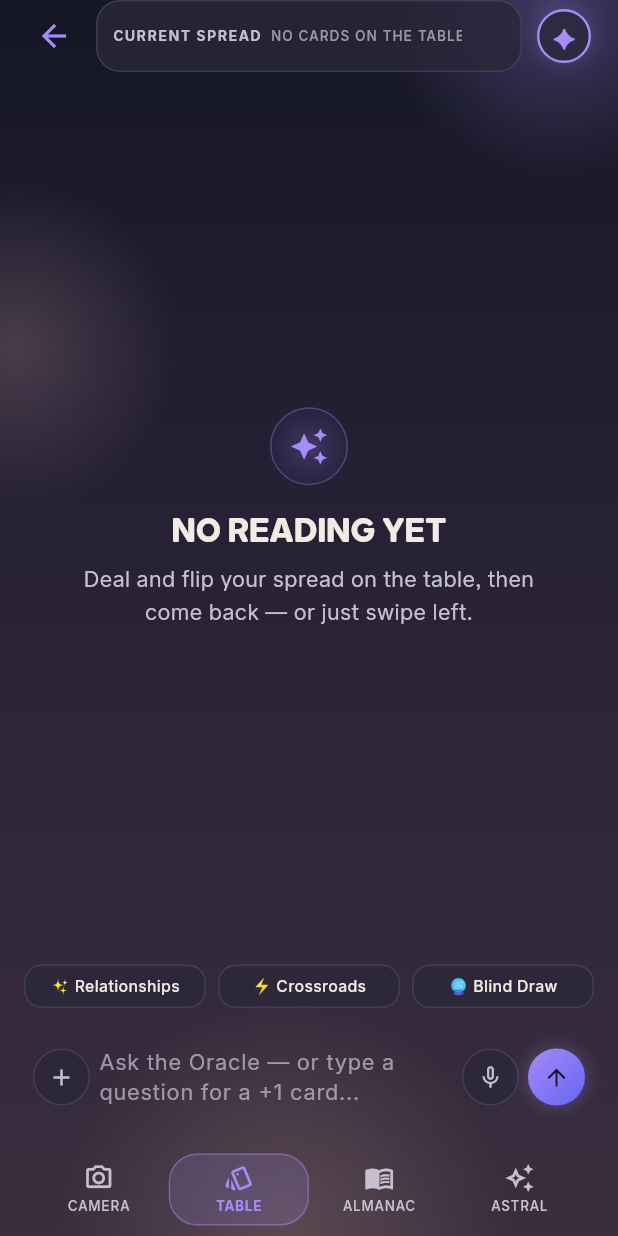
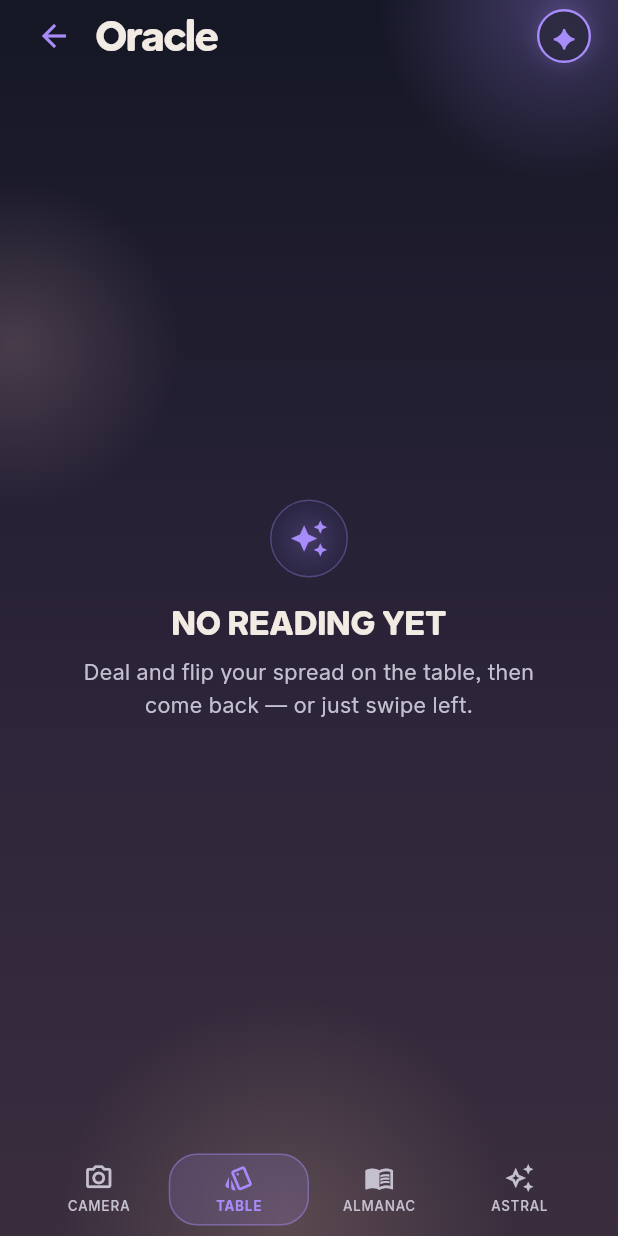
Before and after one commit to rodionvitenberg-ui/mindreader-flutter, a Flutter app: the screen it shows after launch, swiped to page 2, on a phone screen of 412 x 824 dp. Run offline on Flutter 3.47's test engine with Material 3 defaults, Android fonts, the phone set to English and light mode, and no system bars; our stand-ins replace camera, flutter_local_notifications, flutter_timezone, flutter_tts, google_fonts, image_picker and 3 more; missing offline and left inert: liquid_glass_renderer; project files that could hold a hidden picture were left out.

Commit message:
Separate Oracle preparation and conversation with a collapsible card rail

```diff
--- a/lib/core/l10n/app_strings.dart
+++ b/lib/core/l10n/app_strings.dart
@@ -209,6 +209,7 @@ class AppStrings {
       AppLanguage.en: 'No active transits for this day.',
       AppLanguage.ru: 'На этот день нет активных транзитов.',
     },
+    'header.oracle': {AppLanguage.en: 'Oracle', AppLanguage.ru: 'Оракул'},
     'header.almanac': {AppLanguage.en: 'Almanac', AppLanguage.ru: 'Альманах'},
     'header.profile': {AppLanguage.en: 'Profile', AppLanguage.ru: 'Профиль'},
 
--- a/lib/features/digital_table/oracle_chat_pane.dart
+++ b/lib/features/digital_table/oracle_chat_pane.dart
@@ -1,14 +1,10 @@
-import 'package:flutter/material.dart' hide Element;
+import 'package:flutter/material.dart';
 import 'package:flutter/services.dart';
 import 'package:provider/provider.dart';
 
 import '../../core/models/dealt_card_slot.dart';
-import '../../core/models/divination_card.dart';
-import '../../core/models/divination_system.dart';
-import '../../core/models/tarot_card_model.dart';
 import '../../core/services/oracle_synthesis_service.dart';
 import '../../core/services/oracle_voice_service.dart';
-import '../../core/theme/element_colors.dart';
 import '../../core/theme/app_typography.dart';
 import '../../design_system/taro.dart';
 import '../../state/oracle_session_controller.dart';
@@ -16,17 +12,16 @@ import '../../state/spread_controller.dart';
 import '../../state/synthesis_session.dart';
 import '../profile/widgets/profile_header.dart';
 import 'widgets/oracle_session_meta_bar.dart';
+import 'widgets/oracle_card_rail.dart';
 import 'widgets/reading_subject_toggle.dart';
 
-/// Pane 1 — ORACLE AI CHAT: a full-width Gemini-style conversation. The
-/// pinned spread header strip (mini card icons + elemental badges) sits on
-/// top and slides back to the Digital Table on tap; below it streams the
-/// structured synthesis, the AI-generated +1 Clarifier questions, the
-/// clarifier expansions and the free dialog.
+/// Preparation and conversation share the same Oracle session and header.
 class OracleChatPane extends StatefulWidget {
   const OracleChatPane({
     super.key,
     required this.session,
+    required this.inConversation,
+    required this.showReadingCards,
     required this.capsuleText,
     required this.onBackToTable,
     required this.onSynthesize,
@@ -37,6 +32,8 @@ class OracleChatPane extends StatefulWidget {
   });
 
   final OracleSessionController session;
+  final bool inConversation;
+  final bool showReadingCards;
 
   /// The shared input capsule's text — the `+1 CARD FOR MY QUESTION` chip
   /// reads the reader's own typed follow-up from it.
@@ -94,6 +91,7 @@ class _OracleChatPaneState extends State<OracleChatPane> {
     if (!mounted) return;
     _speakNewestAnswer();
     setState(() {});
+    if (!_scroll.hasClients) return;
     WidgetsBinding.instance.addPostFrameCallback((_) {
       if (_scroll.hasClients) {
         _scroll.jumpTo(_scroll.position.maxScrollExtent);
@@ -148,11 +146,6 @@ class _OracleChatPaneState extends State<OracleChatPane> {
   Widget build(BuildContext context) {
     final ctrl = context.watch<SpreadController>();
     final session = widget.session;
-    final hasContent =
-        session.generatingInitial ||
-        session.hasSynthesis ||
-        session.chapters.isNotEmpty ||
-        session.messages.isNotEmpty;
     return SafeArea(
       bottom: false,
       child: Column(
@@ -162,7 +155,7 @@ class _OracleChatPaneState extends State<OracleChatPane> {
               color: TaroColors.lavender,
               onPressed: widget.onBackToTable,
             ),
-            child: _SpreadHeaderStrip(ctrl: ctrl, onTap: widget.onBackToTable),
+            child: const ProfileHeaderTitle('header.oracle'),
           ),
           OracleSessionMetaBar(
             session: session,
@@ -170,7 +163,15 @@ class _OracleChatPaneState extends State<OracleChatPane> {
             onResumeCamera: widget.onResumeCamera,
           ),
           Expanded(
-            child: hasContent ? _chatStream(ctrl, session) : _emptyState(ctrl),
+            child: widget.inConversation
+                ? OracleMessageViewport(
+                    key: ValueKey(session.epoch),
+                    showCards:
+                        widget.showReadingCards &&
+                        ctrl.slots.any((slot) => slot.card != null),
+                    messages: _chatStream(ctrl, session),
+                  )
+                : _preparation(ctrl),
           ),
           // Suggested clarifier actions: a fixed footer of the chat pane
           // (Gemini-style suggestion chips) — always reachable, never
@@ -204,9 +205,6 @@ class _OracleChatPaneState extends State<OracleChatPane> {
 
   Widget _chatStream(SpreadController ctrl, SynthesisSession session) {
     final children = <Widget>[];
-    if (session.generatingInitial) {
-      children.add(_OracleResponse.typing('The Oracle is weaving the reading…'));
-    }
     if (session.hasSynthesis) {
       children.add(_SynthesisResponse(synthesis: session.initial!));
     }
@@ -262,8 +260,9 @@ class _OracleChatPaneState extends State<OracleChatPane> {
     );
   }
 
-  Widget _emptyState(SpreadController ctrl) {
+  Widget _preparation(SpreadController ctrl) {
     final ready = ctrl.canSynthesize;
+    final waiting = widget.session.generatingInitial;
     // Scrollable + centered: on a tall screen the empty state is vertically
     // centered, and on a short/landscape screen it scrolls instead of
     // overflowing the Column.
@@ -327,166 +326,40 @@ class _OracleChatPaneState extends State<OracleChatPane> {
                   ),
                   if (ready) ...[
                     const SizedBox(height: 18),
-                    const Padding(
-                      padding: EdgeInsets.only(bottom: 10),
-                      child: ReadingSubjectToggle(),
+                    ExcludeFocus(
+                      excluding: waiting,
+                      child: IgnorePointer(
+                        ignoring: waiting,
+                        child: const ReadingSubjectToggle(),
+                      ),
                     ),
                     const SizedBox(height: 14),
+                    if (widget.session.initialFailed)
+                      Padding(
+                        padding: const EdgeInsets.only(bottom: 10),
+                        child: Semantics(
+                          liveRegion: true,
+                          child: const Text(
+                            'The Oracle could not finish this reading. Try again.',
+                            textAlign: TextAlign.center,
+                          ),
+                        ),
+                      ),
                     TaroGlassButton(
-                      label: '✦ SYNTHESIZE IN CHAT →',
+                      label: waiting
+                          ? 'CONNECTING TO THE ORACLE…'
+                          : widget.session.initialFailed
+                          ? 'RETRY SYNTHESIS'
+                          : '✦ SYNTHESIZE IN CHAT →',
+                      loading: waiting,
                       variant: TaroGlassButtonVariant.primary,
-                      onPressed: () {
-                        HapticFeedback.mediumImpact();
-                        widget.onSynthesize();
-                      },
+                      onPressed: waiting ? null : widget.onSynthesize,
                     ),
                   ],
                 ],
               ),
             ),
           ),
-        ),
-      ),
-    );
-  }
-}
-
-/// Pinned spread header strip: mini icons of the dealt cards + elemental
-/// balance badges. Tapping it (or swiping back) slides to the table.
-class _SpreadHeaderStrip extends StatelessWidget {
-  const _SpreadHeaderStrip({required this.ctrl, required this.onTap});
-
-  final SpreadController ctrl;
-  final VoidCallback onTap;
-
-  @override
-  Widget build(BuildContext context) {
-    final dealt = [
-      for (final s in ctrl.slots)
-        if (s.card != null) s,
-    ];
-    final balance = elementalBalance(ctrl.slots);
-    return GestureDetector(
-      behavior: HitTestBehavior.opaque,
-      onTap: onTap,
-      child: Container(
-        height: ProfileHeader.actionSize,
-        padding: const EdgeInsets.symmetric(horizontal: 10),
-        decoration: BoxDecoration(
-          color: TaroColors.surface.withValues(alpha: 0.82),
-          borderRadius: BorderRadius.circular(16),
-          border: Border.all(color: TaroColors.border),
-        ),
-        child: Row(
-          children: [
-            Flexible(
-              child: Text(
-                'CURRENT SPREAD',
-                maxLines: 1,
-                overflow: TextOverflow.ellipsis,
-                style: AppTypography.label(
-                  fontSize: 9.5,
-                  letterSpacing: 0.9,
-                  fontWeight: FontWeight.w700,
-                  color: TaroColors.textSecondary,
-                ),
-              ),
-            ),
-            const SizedBox(width: 6),
-            Expanded(
-              child: SingleChildScrollView(
-                scrollDirection: Axis.horizontal,
-                child: Row(
-                  children: [
-                    for (final s in dealt)
-                      _MiniCardGlyph(card: s.card!, reversed: s.isReversed),
-                    if (dealt.isEmpty)
-                      Text(
-                        'NO CARDS ON THE TABLE',
-                        style: AppTypography.label(
-                          fontSize: 9,
-                          letterSpacing: 0.7,
-                          fontWeight: FontWeight.w500,
-                          color: TaroColors.textSecondary.withValues(alpha: 0.75),
-                        ),
-                      ),
-                    const SizedBox(width: 6),
-                    for (final e in Element.values)
-                      if ((balance[e] ?? 0) > 0) ...[
-                        const SizedBox(width: 4),
-                        _ElementMiniBadge(element: e, count: balance[e]!),
-                      ],
-                  ],
-                ),
-              ),
-            ),
-          ],
-        ),
-      ),
-    );
-  }
-}
-
-class _MiniCardGlyph extends StatelessWidget {
-  const _MiniCardGlyph({required this.card, required this.reversed});
-
-  final DivinationCard card;
-  final bool reversed;
-
-  @override
-  Widget build(BuildContext context) {
-    final accent = card.element.accent;
-    final glyph = card.system == DivinationSystem.runes
-        ? (card as RuneDivinationCard).stone.glyph
-        : card.element.glyph;
-    return Container(
-      width: 24,
-      height: 38,
-      margin: const EdgeInsets.only(right: 6),
-      decoration: BoxDecoration(
-        color: accent.withValues(alpha: 0.1),
-        borderRadius: BorderRadius.circular(6),
-        border: Border.all(color: accent.withValues(alpha: 0.6)),
-      ),
-      child: Column(
-        mainAxisAlignment: MainAxisAlignment.center,
-        children: [
-          Text(
-            glyph,
-            style: TextStyle(
-              fontSize: card.system == DivinationSystem.runes ? 13 : 10,
-              color: accent,
-            ),
-          ),
-          if (reversed) Text('↓', style: TextStyle(fontSize: 7, color: accent)),
-        ],
-      ),
-    );
-  }
-}
-
-class _ElementMiniBadge extends StatelessWidget {
-  const _ElementMiniBadge({required this.element, required this.count});
-
-  final Element element;
-  final int count;
-
-  @override
-  Widget build(BuildContext context) {
-    final accent = element.accent;
-    return Container(
-      padding: const EdgeInsets.symmetric(horizontal: 5, vertical: 3),
-      decoration: BoxDecoration(
-        color: accent.withValues(alpha: 0.12),
-        borderRadius: BorderRadius.circular(8),
-      ),
-      child: Text(
-        '${element.glyph}×$count',
-        style: AppTypography.label(
-          fontSize: 8.5,
-          letterSpacing: 0.3,
-          fontWeight: FontWeight.w700,
-          color: accent,
         ),
       ),
     );
--- a/lib/features/digital_table/table_workspace.dart
+++ b/lib/features/digital_table/table_workspace.dart
@@ -50,6 +50,7 @@ class TableWorkspace extends StatefulWidget {
     this.onOpenCameraClarifier,
     this.onResumeCamera,
     this.astralHandoff,
+    this.oracleService,
   });
 
   /// Shell callback: switches to the Camera tab armed for a single-card
@@ -63,6 +64,7 @@ class TableWorkspace extends StatefulWidget {
   /// Cross-tab handoff published by the ASTRAL tab; the workspace consumes
   /// it and streams a natal or synastry reading from the Oracle.
   final ValueNotifier<OracleHandoff?>? astralHandoff;
+  final OracleSynthesisService? oracleService;
 
   @override
   State<TableWorkspace> createState() => _TableWorkspaceState();
@@ -78,6 +80,7 @@ class _TableWorkspaceState extends State<TableWorkspace>
   int? _tableSessionEpoch;
   bool _restoringSpread = false;
   final _dictation = ReadingDictation();
+  bool _finishingDraft = false;
 
   late final SpreadController _ctrl = context.read<SpreadController>();
   late final OracleSessionController _session = context
@@ -146,7 +149,6 @@ class _TableWorkspaceState extends State<TableWorkspace>
         if (_session.epoch == _tableSessionEpoch) _session.reset();
         _tableSessionEpoch = null;
         _sessionTimestamp = null;
-        _selectedChip = null;
       }
     }
     setState(() {});
@@ -255,25 +257,42 @@ class _TableWorkspaceState extends State<TableWorkspace>
   }
   // ---- synthesis ----
 
-  /// Runs the structured AI synthesis and slides the PageView into the
-  /// Oracle AI Chat (Pane 1).
+  // The spread service returns a complete response. Issuing the request
+  // only starts the preparation spinner; usable response text opens chat.
   Future<void> _runSynthesis() async {
-    final requestedEpoch = _session.epoch;
-    await _dictation.finish();
-    if (!mounted ||
-        !_session.isCurrentSession(requestedEpoch) ||
-        _session.generatingInitial) {
-      return;
-    }
+    if (_finishingDraft || _session.generatingInitial) return;
     if (_session.hasSynthesis) {
       _goToPane(chatPane);
       return;
     }
     if (!_ctrl.canSynthesize) return;
+    if (_sessionKind != SessionKind.divinationSpread) {
+      _session.reset();
+      _sessionKind = SessionKind.divinationSpread;
+      _sessionTimestamp = null;
+      _clearAstralContext();
+    }
+    final epoch = _session.epoch;
+    _tableSessionEpoch = epoch;
+    // Keep the active editor mounted until the recognizer delivers its
+    // final result, then leave the table and submit the confirmed draft.
+    _finishingDraft = true;
+    _session.startGenerating();
+    StructuredSynthesis result;
+    try {
+      try {
+        await _dictation.finish();
+      } finally {
+        _finishingDraft = false;
+      }
+      if (!mounted || !_session.isCurrentSession(epoch)) return;
       FocusManager.instance.primaryFocus?.unfocus();
+      _goToPane(chatPane);
+      if (!_ctrl.canSynthesize) {
+        _session.failInitial();
+        return;
+      }
       _ctrl.setReadingForSelf(_forSelf);
-    _session.startGenerating();
-    setState(() {});
       final contexts = {
         for (final s in _ctrl.slots)
           if (s.userContext != null) s.index: s.userContext!,
@@ -282,9 +301,8 @@ class _TableWorkspaceState extends State<TableWorkspace>
         if (_ctrl.readingQuestion.trim().isNotEmpty) _ctrl.readingQuestion.trim(),
         ..._ctrl.sessionContextNotes,
       ];
-    final epoch = _session.epoch;
-    _tableSessionEpoch = epoch;
-    final result = await OracleSynthesisService().synthesizeStructured(
+      final oracle = widget.oracleService ?? OracleSynthesisService();
+      result = await oracle.synthesizeStructured(
         slots: _ctrl.slots,
         type: _ctrl.spreadType,
         spreadLabel: _ctrl.spreadLabel,
@@ -296,13 +314,16 @@ class _TableWorkspaceState extends State<TableWorkspace>
         positionQuestions: _ctrl.customSpread?.questions,
         relationships: _ctrl.relationships,
       );
+    } catch (_) {
+      if (mounted && _session.isCurrentSession(epoch)) _session.failInitial();
+      return;
+    }
     if (!mounted || !_session.isCurrentSession(epoch)) return;
+    if (result.narrative.trim().isEmpty) {
+      _session.failInitial();
+      return;
+    }
     _session.markInitial(result);
-    // A spread synthesized after an Astral reading starts its own history
-    // entry instead of overwriting the astral one.
-    if (_sessionKind != SessionKind.divinationSpread) _sessionTimestamp = null;
-    _sessionKind = SessionKind.divinationSpread;
-    _clearAstralContext();
     _sessionTimestamp ??= DateTime.now().toIso8601String();
     // The reading is now an active session: stable id + provenance
     // (source mapped once from the table-level source mode).
@@ -311,12 +332,9 @@ class _TableWorkspaceState extends State<TableWorkspace>
       source: ReadingSourceX.fromTableSourceMode(_ctrl.sourceMode),
       mode: ReadingMode.standard,
     );
-    final completedEpoch = _session.epoch;
-    _tableSessionEpoch = completedEpoch;
+    _tableSessionEpoch = _session.epoch;
+    HapticFeedback.mediumImpact();
     await _captureSession();
-    if (!mounted || !_session.isCurrentSession(completedEpoch)) return;
-    HapticFeedback.mediumImpact();
-    _goToPane(chatPane);
   }
 
   /// Upserts the in-progress session into the local archive: a spread uses
@@ -395,7 +413,7 @@ class _TableWorkspaceState extends State<TableWorkspace>
     await _captureSession();
   }
 
-  // ---- Digital Table context → the ether (Pane 0 chips → Pane 1) ----
+  // ---- Context actions from the existing composer menu ----
 
   void _sendChipToEther(String chip) {
     // Never duplicate the same context note in the session.
@@ -408,21 +426,6 @@ class _TableWorkspaceState extends State<TableWorkspace>
       _ctrl.clearPendingContext();
     }
     _playCosmos(chip);
-  }
-
-  /// The single active context pill in the Oracle Chat pane (radio
-  /// behavior) — null when none is selected.
-  String? _selectedChip;
-
-  /// Toggles a context pill on the Oracle Chat pane: EXACTLY ONE pill may
-  /// be active at a time (tapping it again deselects it). Selection
-  /// silently updates the active context state — it NEVER appends
-  /// `Context woven into the reading` lines into the chat log.
-  void _toggleContextChip(String chip) {
-    HapticFeedback.selectionClick();
-    final wasSelected = _selectedChip == chip;
-    setState(() => _selectedChip = wasSelected ? null : chip);
-    if (!wasSelected) _sendChipToEther(chip);
   }
 
   void _playCosmos(String label) {
@@ -634,6 +637,16 @@ class _TableWorkspaceState extends State<TableWorkspace>
   @override
   Widget build(BuildContext context) {
     final ctrl = context.watch<SpreadController>();
+    final session = context.watch<OracleSessionController>();
+    final isSpread = _sessionKind == SessionKind.divinationSpread;
+    final inConversation =
+        session.hasSynthesis ||
+        (isSpread
+            ? session.messages.any(
+                (message) =>
+                    message.role == 'oracle' && message.text.trim().isNotEmpty,
+              )
+            : session.messages.isNotEmpty);
     return Provider.value(
       value: _dictation,
       child: SafeArea(
@@ -650,7 +663,9 @@ class _TableWorkspaceState extends State<TableWorkspace>
                 children: [
                   const Column(children: [Expanded(child: DigitalTableScreen()), ReadingGuide()]),
                   OracleChatPane(
-                    session: _session,
+                    session: session,
+                    inConversation: inConversation,
+                    showReadingCards: isSpread,
                     capsuleText: _capsuleText,
                     onBackToTable: () => _goToPane(tablePane),
                     onSynthesize: _runSynthesis,
@@ -680,7 +695,8 @@ class _TableWorkspaceState extends State<TableWorkspace>
                   accentColor: TaroColors.dawn,
                 ),
               ),
-            if (_pane != historyPane) _buildBottomArea(ctrl),
+            if (_pane == tablePane || (_pane == chatPane && inConversation))
+              _buildBottomArea(ctrl),
           ],
         ),
       ),
@@ -689,8 +705,8 @@ class _TableWorkspaceState extends State<TableWorkspace>
 
   /// Pane 0 (Digital Table): the armed-clarifier banner + the PERMANENT
   /// dormant/ignited ✦ SYNTHESIZE IN CHAT CTA — a pure tactile sanctuary,
-  /// no chat UI. Pane 1 (Oracle AI Chat): the context chips + the shared
-  /// Gemini input capsule. Plus the "Sent to Cosmos" overlay on either.
+  /// no chat UI. Pane 1 (Oracle Conversation) uses the same anchored capsule
+  /// independently of the message viewport.
   Widget _buildBottomArea(SpreadController ctrl) {
     final onTable = _pane == tablePane;
     // Step 1 (spread selection) is a clean picker — no reading-subject
@@ -714,7 +730,8 @@ class _TableWorkspaceState extends State<TableWorkspace>
                 ),
                 const SizedBox(height: 2),
               ],
-              if (!_session.hasSynthesis && !_session.generatingInitial)
+              if (!_session.hasSynthesis &&
+                  (!_session.generatingInitial || _finishingDraft))
                 const Padding(
                   padding: EdgeInsets.only(bottom: 6),
                   child: ReadingSubjectToggle(),
@@ -729,11 +746,6 @@ class _TableWorkspaceState extends State<TableWorkspace>
                 onTap: _runSynthesis,
               ),
             ] else ...[
-              _ChatContextChips(
-                selected: _selectedChip,
-                onChipTap: _toggleContextChip,
-              ),
-              const SizedBox(height: 2),
               GeminiInputCapsule(
                 fieldKey: const ValueKey('oracle-input'),
                 sendKey: const ValueKey('oracle-send'),
@@ -754,51 +766,6 @@ class _TableWorkspaceState extends State<TableWorkspace>
             child: CosmosSendBurst(animation: _cosmosCtl, label: _cosmosLabel),
           ),
       ],
-    );
-  }
-}
-
-/// Context pills docked above the input capsule on the Oracle AI Chat
-/// pane: SINGLE-SELECT radio behavior (one active pill at a time, tap
-/// again to deselect). All 3 pills live in one `Row` of `Expanded`
-/// children with equal width, 8 px gaps and 16 px horizontal screen
-/// padding — they NEVER change size when tapped and NEVER overflow any
-/// screen width. Selection is shown purely by a soft lavender tint
-/// (#A78BFA @ 22%) and a glowing 1.2 px lavender border — no ✓ icon,
-/// no font/padding growth.
-class _ChatContextChips extends StatelessWidget {
-  const _ChatContextChips({required this.selected, required this.onChipTap});
-
-  /// The single active pill — null when none is selected.
-  final String? selected;
-  final ValueChanged<String> onChipTap;
-
-  @override
-  Widget build(BuildContext context) {
-    return Padding(
-      padding: const EdgeInsets.symmetric(horizontal: 16),
-      child: Row(
-        children: [
-          for (var i = 0; i < tableContextChips.length; i++) ...[
-            if (i > 0) const SizedBox(width: 8),
-            Expanded(
-              child: KeyedSubtree(
-                key: selected == tableContextChips[i]
-                    ? ValueKey('context-chip-$i-active')
-                    : null,
-                child: TaroGlassChip(
-                  key: ValueKey('context-chip-$i'),
-                  label: tableContextChips[i],
-                  selected: selected == tableContextChips[i],
-                  expanded: true,
-                  compact: true,
-                  onTap: () => onChipTap(tableContextChips[i]),
-                ),
-              ),
-            ),
-          ],
-        ],
-      ),
     );
   }
 }
```
Also changed, not shown: lib/features/digital_table/widgets/oracle_card_rail.dart (added, +194 -0 lines), lib/state/synthesis_session.dart (+12 -0 lines), 5 other files. Lines whose indentation alone changed are shown as unchanged.
